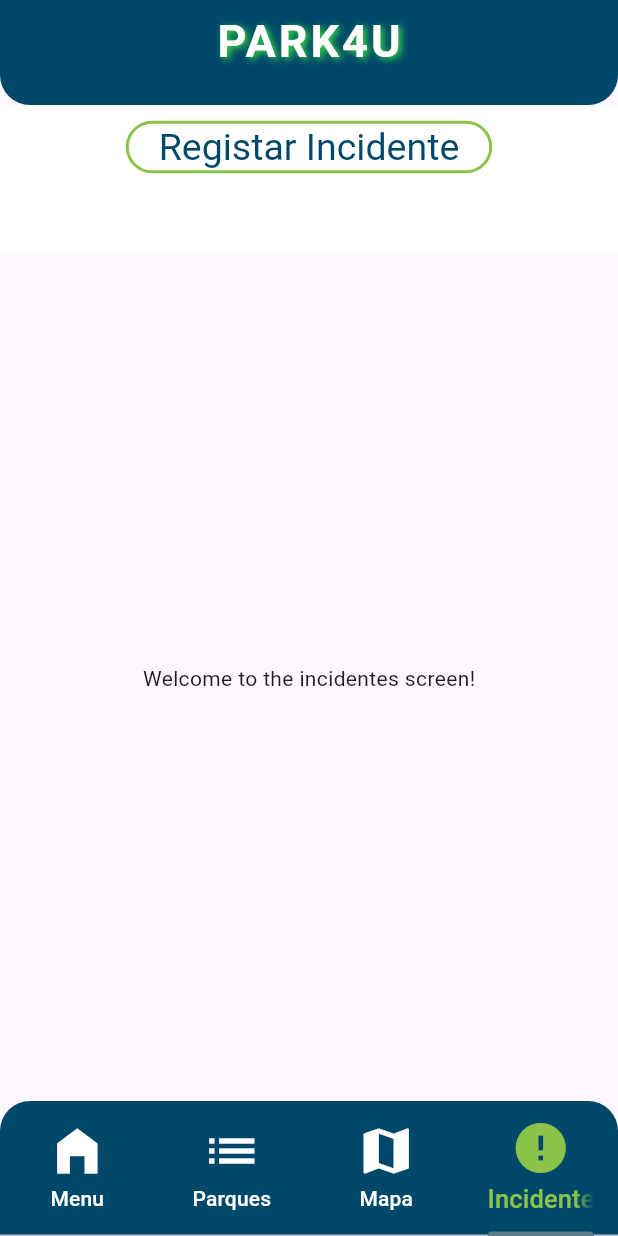
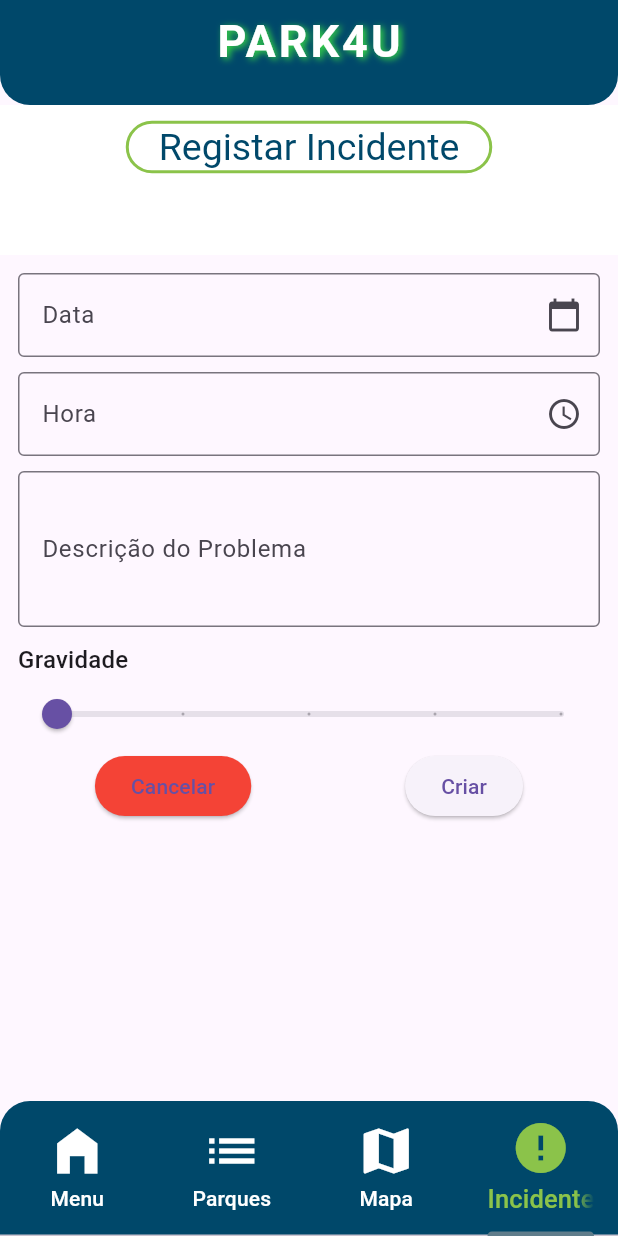
Before and after one commit to Tomfibacarrico03/app_estacionamento_22104735_22107603, a Flutter app: the screen it shows after launch, item 4 of the bottom bar chosen, on a phone screen of 412 x 824 dp. Run offline on Flutter 3.47's test engine with Material 3 defaults, Android fonts, the light colour scheme and no system bars; Roboto replaces fonts that are missing (Arial).

Commit message:
Commit tudo

```diff
--- a/lib/main.dart
+++ b/lib/main.dart
@@ -55,7 +55,7 @@
             ),
           ),
         ),
-        body: const TabBarView(
+        body:  TabBarView(
           children: [
             MenuPage(),
             Parques(),
--- a/lib/registarincidente.dart
+++ b/lib/registarincidente.dart
@@ -1,7 +1,44 @@
 import 'package:flutter/material.dart';
+import 'package:flutter/services.dart'; // For input formatters if needed
 
-class Incidentes extends StatelessWidget {
+class Incidentes extends StatefulWidget {
   const Incidentes({super.key});
+
+  @override
+  _IncidentesState createState() => _IncidentesState();
+}
+
+class _IncidentesState extends State<Incidentes> {
+  final _formKey = GlobalKey<FormState>();
+  DateTime selectedDate = DateTime.now();
+  TimeOfDay selectedTime = TimeOfDay.now();
+  double severity = 1;
+
+  Future<void> _selectDate(BuildContext context) async {
+    final DateTime? picked = await showDatePicker(
+      context: context,
+      initialDate: selectedDate,
+      firstDate: DateTime(2000),
+      lastDate: DateTime(2101),
+    );
+    if (picked != null && picked != selectedDate) {
+      setState(() {
+        selectedDate = picked;
+      });
+    }
+  }
+
+  Future<void> _selectTime(BuildContext context) async {
+    final TimeOfDay? picked = await showTimePicker(
+      context: context,
+      initialTime: selectedTime,
+    );
+    if (picked != null && picked != selectedTime) {
+      setState(() {
+        selectedTime = picked;
+      });
+    }
+  }
 
   @override
   Widget build(BuildContext context) {
@@ -9,36 +46,132 @@
       appBar: PreferredSize(
         preferredSize: const Size.fromHeight(100.0),
         child: AppBar(
-            centerTitle: true, // Centraliza o título
+          centerTitle: true,
           title: Padding(
-              padding: const EdgeInsets.symmetric(vertical: 10.0), // Aumente o espaço vertical se necessário.
+            padding: const EdgeInsets.symmetric(vertical: 10.0),
             child: Container(
-                height: 35, // Altura fixa
-                padding: const EdgeInsets.symmetric(horizontal: 20, vertical: 0), // Espaço ao redor do texto
+              height: 35,
+              padding: const EdgeInsets.symmetric(horizontal: 20, vertical: 0),
               decoration: BoxDecoration(
-                  color: Colors.white, // Cor de fundo do retângulo
-                  borderRadius: BorderRadius.circular(20), // Bordas arredondadas
+                color: Colors.white,
+                borderRadius: BorderRadius.circular(20),
                 border: Border.all(
-                    color: Colors.lightGreen, // A cor das bordas
-                    width: 2.0, // A largura da borda
+                  color: Colors.lightGreen,
+                  width: 2.0,
                 ),
-
               ),
               child: const Text(
                 'Registar Incidente',
                 style: TextStyle(
-                    color: Color(0xFF00486A), // Cor do texto
-                    fontSize: 25, // Tamanho do texto
+                  color: Color(0xFF00486A),
+                  fontSize: 25,
                 ),
               ),
             ),
           ),
-            backgroundColor: Colors.white, // Torna o fundo da AppBar transparente
-            elevation: 0, // Remove a sombra abaixo da AppBar
+          backgroundColor: Colors.white,
+          elevation: 0,
         ),
       ),
-      body: const Center(
-        child: Text('Welcome to the incidentes screen!'),
+      body: Padding(
+        padding: const EdgeInsets.all(12.0),
+        child: Form(
+          key: _formKey,
+          child: ListView(
+            children: <Widget>[
+              TextFormField(
+                decoration: InputDecoration(
+                  labelText: 'Data',
+                  hintText: 'dd/mm/aaaa',
+                  suffixIcon: Icon(Icons.calendar_today),
+                  border: OutlineInputBorder(),
+                ),
+                onTap: () {
+                  // Prevent the keyboard from showing up
+                  FocusScope.of(context).requestFocus(FocusNode());
+                  _selectDate(context);
+                },
+                readOnly: true,
+                validator: (value) {
+                  if (value == null || value.isEmpty) {
+                    return 'Please enter a date';
+                  }
+                  return null;
+                },
+              ),
+              SizedBox(height: 10),
+              TextFormField(
+                decoration: InputDecoration(
+                  labelText: 'Hora',
+                  suffixIcon: Icon(Icons.access_time),
+                  border: OutlineInputBorder(),
+                ),
+                onTap: () {
+                  // Prevent the keyboard from showing up
+                  FocusScope.of(context).requestFocus(FocusNode());
+                  _selectTime(context);
+                },
+                readOnly: true,
+                validator: (value) {
+                  if (value == null || value.isEmpty) {
+                    return 'Please enter a time';
+                  }
+                  return null;
+                },
+              ),
+              SizedBox(height: 10),
+              TextFormField(
+                decoration: InputDecoration(
+                  labelText: 'Descrição do Problema',
+                  border: OutlineInputBorder(),
+                ),
+                minLines: 3,
+                maxLines: 5,
+                validator: (value) {
+                  if (value == null || value.isEmpty) {
+                    return 'Please enter a description';
+                  }
+                  return null;
+                },
+              ),
+              SizedBox(height: 10),
+              Text('Gravidade', style: Theme.of(context).textTheme.subtitle1),
+              Slider(
+                value: severity,
+                min: 1,
+                max: 5,
+                divisions: 4,
+                label: severity.round().toString(),
+                onChanged: (double value) {
+                  setState(() {
+                    severity = value;
+                  });
+                },
+              ),
+
+              Row(
+                mainAxisAlignment: MainAxisAlignment.spaceAround,
+                children: [
+                  ElevatedButton(
+                    onPressed: () {
+                      // Handle cancel action
+                    },
+                    child: Text('Cancelar'),
+                    style: ElevatedButton.styleFrom(backgroundColor: Colors.red),
+                  ),
+                  ElevatedButton(
+                    onPressed: () {
+                      if (_formKey.currentState!.validate()) {
+                        // Handle submit action
+                      }
+                    },
+                    child: Text('Criar'),
+                  ),
+                ],
+              ),
+            ],
+          ),
+        ),
       ),
     );
   }
```
Lines whose indentation alone changed are shown as unchanged.
